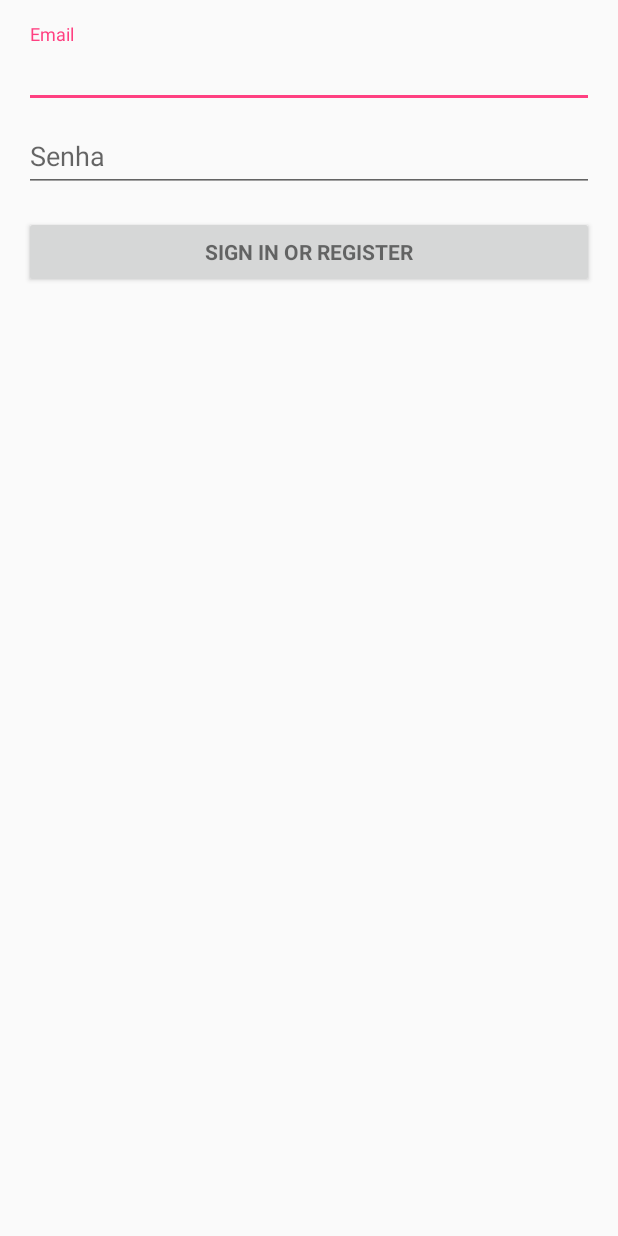
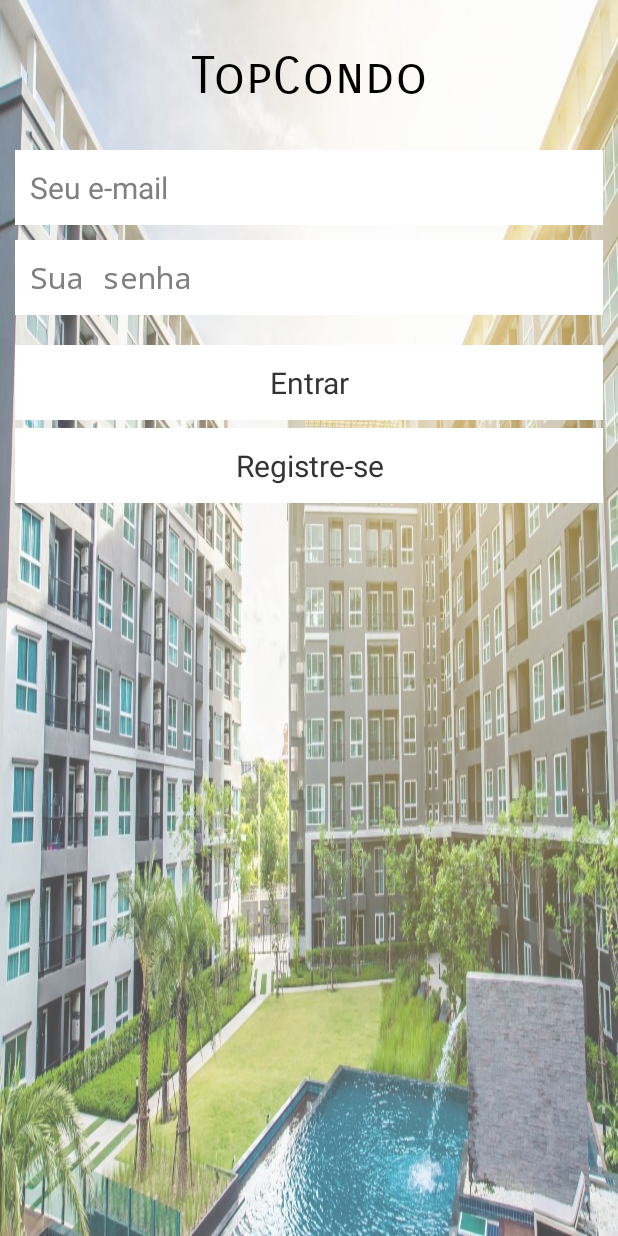
Before and after one commit to arieldossantos/topcondo, an Android app: the layout activity_login.xml on its own in the app's theme, with its tools: preview values and no code run, on a phone screen of 412 x 824 dp. Run offline under Robolectric (Android 15) with nearby library versions, the phone set to English and light mode, and no system bars.

Commit message:
Alteração das cores e icones do app

```diff
--- a/app/src/main/AndroidManifest.xml
+++ b/app/src/main/AndroidManifest.xml
@@ -1,27 +1,32 @@
 <?xml version="1.0" encoding="utf-8"?>
 <manifest xmlns:android="http://schemas.android.com/apk/res/android"
     package="io.github.arieldossantos.topcondo">
-    <!-- To auto-complete the email text field in the login form with the user's emails -->
+
     <uses-permission android:name="android.permission.GET_ACCOUNTS" />
     <uses-permission android:name="android.permission.READ_PROFILE" />
     <uses-permission android:name="android.permission.READ_CONTACTS" />
 
     <application
         android:allowBackup="true"
+        android:appCategory="social"
         android:icon="@mipmap/ic_launcher"
         android:label="@string/app_name"
-        android:roundIcon="@mipmap/ic_launcher_round"
         android:supportsRtl="true"
-            android:theme="@style/AppTheme">
+        android:theme="@style/AppTheme">
         <activity
-
-            android:name=".view.LoginActivity"
-            android:label="@string/title_activity_login">
+            android:name=".app.LoginActivity"
+            android:label="@string/app_name"
+            android:theme="@android:style/Theme.NoTitleBar">
             <intent-filter>
                 <action android:name="android.intent.action.MAIN" />
+
                 <category android:name="android.intent.category.LAUNCHER" />
             </intent-filter>
         </activity>
+        <activity
+            android:name=".app.Register"
+            android:label="@string/title_activity_register"
+            android:theme="@style/AppTheme.NoActionBar"></activity>
     </application>
 
 </manifest>
--- a/app/src/main/res/layout/activity_login.xml
+++ b/app/src/main/res/layout/activity_login.xml
@@ -1,78 +1,93 @@
 <?xml version="1.0" encoding="utf-8"?>
-<LinearLayout xmlns:android="http://schemas.android.com/apk/res/android"
+<RelativeLayout xmlns:android="http://schemas.android.com/apk/res/android"
     xmlns:tools="http://schemas.android.com/tools"
     android:layout_width="match_parent"
     android:layout_height="match_parent"
-    android:gravity="center_horizontal"
-    android:orientation="vertical"
-    android:paddingBottom="@dimen/activity_vertical_margin"
-    android:paddingLeft="@dimen/activity_horizontal_margin"
-    android:paddingRight="@dimen/activity_horizontal_margin"
-    android:paddingTop="@dimen/activity_vertical_margin"
-    tools:context=".view.LoginActivity">
+    android:theme="@android:style/Theme.NoTitleBar"
+    >
+    <ImageView
+        android:layout_width="wrap_content"
+        android:layout_height="match_parent"
+        android:background="@drawable/background"
+        android:alpha="0.7"
+        />
 
-    <!-- Login progress -->
-    <ProgressBar
-        android:id="@+id/login_progress"
-        style="?android:attr/progressBarStyleLarge"
-        android:layout_width="wrap_content"
-        android:layout_height="wrap_content"
-        android:layout_marginBottom="8dp"
-        android:visibility="gone" />
+    <TextView
+        android:layout_width="match_parent"
+        android:layout_height="match_parent"
+        android:text="@string/app_name"
+        android:textAlignment="center"
+        android:textSize="34sp"
+        android:layout_marginTop="30sp"
+        android:fontFamily="sans-serif-smallcaps"
+        android:textColor="#000"
+        />
 
-    <ScrollView
-        android:id="@+id/login_form"
+    <EditText
         android:layout_width="match_parent"
-        android:layout_height="match_parent">
+        android:layout_height="50dp"
+        android:id="@+id/email"
+        android:ems="10"
+        android:background="#FFF"
+        android:cursorVisible="true"
+        android:textCursorDrawable="@null"
+        android:textSize="20sp"
+        android:textColor="#333333"
+        android:hint="Seu e-mail"
+        android:layout_marginTop="100sp"
+        android:padding="10sp"
+        android:layout_marginLeft="10sp"
+        android:inputType="textEmailAddress"
+        android:layout_marginRight="10sp"/>
 
-        <LinearLayout
-            android:id="@+id/email_login_form"
-            android:layout_width="match_parent"
-            android:layout_height="wrap_content"
-            android:orientation="vertical">
+    <EditText
+        android:layout_width="match_parent"
+        android:layout_height="50dp"
+        android:id="@+id/senha"
+        android:inputType="textPassword"
+        android:ems="10"
+        android:background="#FFF"
+        android:cursorVisible="true"
+        android:textCursorDrawable="@null"
+        android:textSize="20sp"
+        android:textColor="#333333"
+        android:hint="Sua senha"
+        android:layout_marginTop="160sp"
+        android:padding="10sp"
+        android:layout_marginLeft="10sp"
+        android:layout_marginRight="10sp"/>
 
-            <android.support.design.widget.TextInputLayout
-                android:layout_width="match_parent"
-                android:layout_height="wrap_content">
+    <Button
+        android:layout_width="match_parent"
+        android:layout_height="50sp"
+        android:id="@+id/botaoLogar"
+        android:ems="10"
+        android:background="#FFF"
+        android:cursorVisible="true"
+        android:textCursorDrawable="@null"
+        android:textSize="20sp"
+        android:textColor="#333333"
+        android:text="Entrar"
+        android:layout_marginTop="230sp"
+        android:padding="10sp"
+        android:layout_marginLeft="10sp"
+        android:layout_marginRight="10sp" />
 
-                <AutoCompleteTextView
-                    android:id="@+id/email"
-                    android:layout_width="match_parent"
-                    android:layout_height="wrap_content"
-                    android:hint="@string/prompt_email"
-                    android:inputType="textEmailAddress"
-                    android:maxLines="1"
-                    android:singleLine="true" />
 
-            </android.support.design.widget.TextInputLayout>
+    <Button
+        android:layout_width="match_parent"
+        android:layout_height="50sp"
+        android:id="@+id/botaoRegistrar"
+        android:ems="10"
+        android:background="#FFF"
+        android:cursorVisible="true"
+        android:textCursorDrawable="@null"
+        android:textSize="20sp"
+        android:textColor="#333333"
+        android:text="Registre-se"
+        android:layout_marginTop="285sp"
+        android:padding="10sp"
+        android:layout_marginLeft="10sp"
+        android:layout_marginRight="10sp" />
 
-            <android.support.design.widget.TextInputLayout
-                android:layout_width="match_parent"
-                android:layout_height="wrap_content">
-
-                <EditText
-                    android:id="@+id/password"
-                    android:layout_width="match_parent"
-                    android:layout_height="wrap_content"
-                    android:hint="@string/prompt_password"
-                    android:imeActionId="6"
-                    android:imeActionLabel="@string/action_sign_in_short"
-                    android:imeOptions="actionUnspecified"
-                    android:inputType="textPassword"
-                    android:maxLines="1"
-                    android:singleLine="true" />
-
-            </android.support.design.widget.TextInputLayout>
-
-            <Button
-                android:id="@+id/email_sign_in_button"
-                style="?android:textAppearanceSmall"
-                android:layout_width="match_parent"
-                android:layout_height="wrap_content"
-                android:layout_marginTop="16dp"
-                android:text="@string/action_sign_in"
-                android:textStyle="bold" />
-
-        </LinearLayout>
-    </ScrollView>
-</LinearLayout>
+</RelativeLayout>
--- a/app/src/main/res/values/colors.xml
+++ b/app/src/main/res/values/colors.xml
@@ -1,6 +1,6 @@
 <?xml version="1.0" encoding="utf-8"?>
 <resources>
-    <color name="colorPrimary">#3F51B5</color>
-    <color name="colorPrimaryDark">#303F9F</color>
-    <color name="colorAccent">#FF4081</color>
+    <color name="colorPrimary">#99a1cf</color>
+    <color name="colorPrimaryDark">#339F44</color>
+    <color name="colorAccent">#9EE4E6</color>
 </resources>
--- a/app/src/main/res/values/dimens.xml
+++ b/app/src/main/res/values/dimens.xml
@@ -2,4 +2,5 @@
     <!-- Default screen margins, per the Android Design guidelines. -->
     <dimen name="activity_horizontal_margin">16dp</dimen>
     <dimen name="activity_vertical_margin">16dp</dimen>
+    <dimen name="fab_margin">16dp</dimen>
 </resources>
--- a/app/src/main/res/values/strings.xml
+++ b/app/src/main/res/values/strings.xml
@@ -1,8 +1,8 @@
 <resources>
     <string name="app_name">TopCondo</string>
-    <string name="title_activity_login">Entrar</string>
 
     <!-- Strings related to login -->
+    <string name="title_activity_login">Entrar</string>
     <string name="prompt_email">Email</string>
     <string name="prompt_password">Senha</string>
     <string name="action_sign_in">Sign in or register</string>
@@ -12,4 +12,5 @@
     <string name="error_incorrect_password">Senha incorreta</string>
     <string name="error_field_required">Este campo é requerido</string>
     <string name="permission_rationale">"Permissões de contatos são requeridas para o auto-completar do e-mail"</string>
+    <string name="title_activity_register">Registrar</string>
 </resources>
--- a/app/src/main/res/values/styles.xml
+++ b/app/src/main/res/values/styles.xml
@@ -4,8 +4,17 @@
     <style name="AppTheme" parent="Theme.AppCompat.Light.DarkActionBar">
         <!-- Customize your theme here. -->
         <item name="colorPrimary">@color/colorPrimary</item>
-        <item name="colorPrimaryDark">@color/colorPrimaryDark</item>
+        <item name="colorPrimaryDark">@color/colorPrimary</item>
         <item name="colorAccent">@color/colorAccent</item>
     </style>
 
+    <style name="AppTheme.NoActionBar">
+        <item name="windowActionBar">false</item>
+        <item name="windowNoTitle">true</item>
+    </style>
+
+    <style name="AppTheme.AppBarOverlay" parent="ThemeOverlay.AppCompat.Dark.ActionBar" />
+
+    <style name="AppTheme.PopupOverlay" parent="ThemeOverlay.AppCompat.Light" />
+
 </resources>
```
Also changed, not shown: app/src/main/res/drawable/background.jpg (added), app/src/main/res/mipmap-hdpi/ic_launcher.png, app/src/main/res/mipmap-mdpi/ic_launcher.png, app/src/main/res/mipmap-xhdpi/ic_launcher.png, app/src/main/res/mipmap-xxhdpi/ic_launcher.png, app/src/main/res/mipmap-xxxhdpi/ic_launcher.png.
